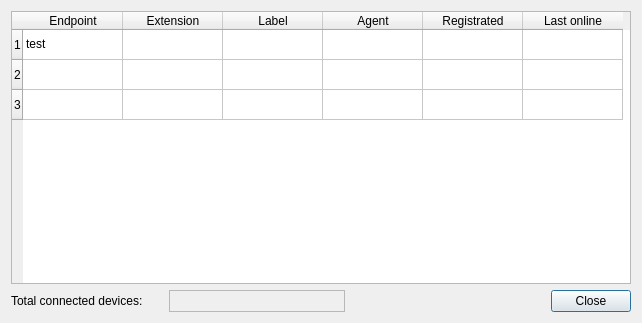
This is Dialogs/devicelist.ui in dyfet/tycho_sipwitchqt as Qt 5 draws it before an edit. The edited form follows.
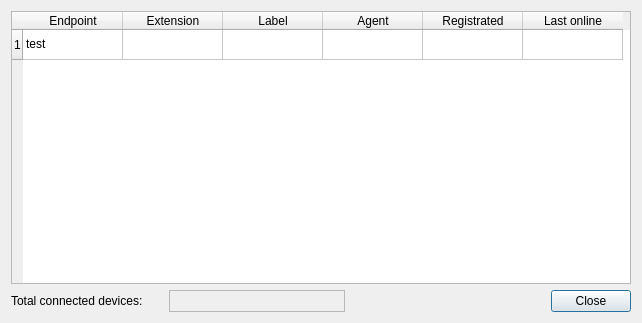
This is the edited form.

Diff of the .ui file:
```diff
--- a/Dialogs/devicelist.ui
+++ b/Dialogs/devicelist.ui
@@ -111,16 +111,6 @@
        <string>1</string>
       </property>
      </row>
-     <row>
-      <property name="text">
-       <string>2</string>
-      </property>
-     </row>
-     <row>
-      <property name="text">
-       <string>3</string>
-      </property>
-     </row>
      <column>
       <property name="text">
        <string notr="true">Endpoint</string>
```
